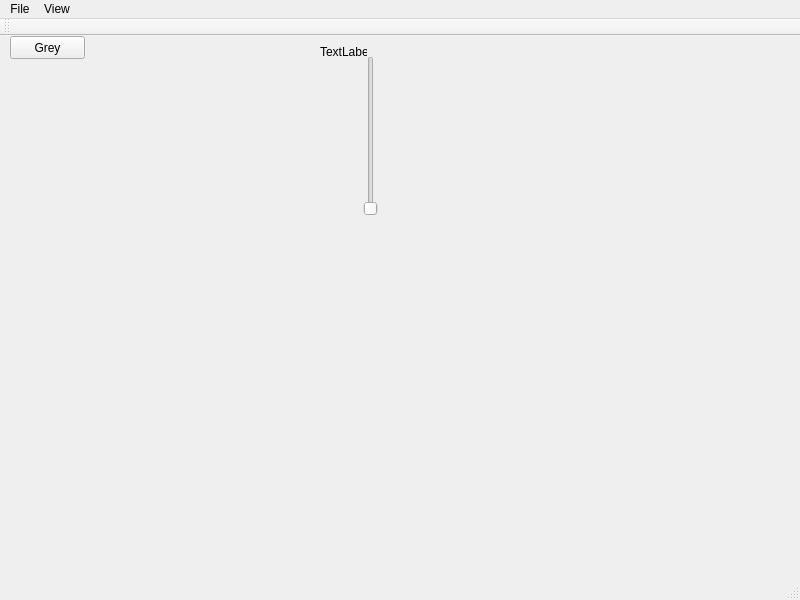
Above: mainwindow.ui from WesleyCh3n/Photo-Editor before the change. Below: the same form after it.
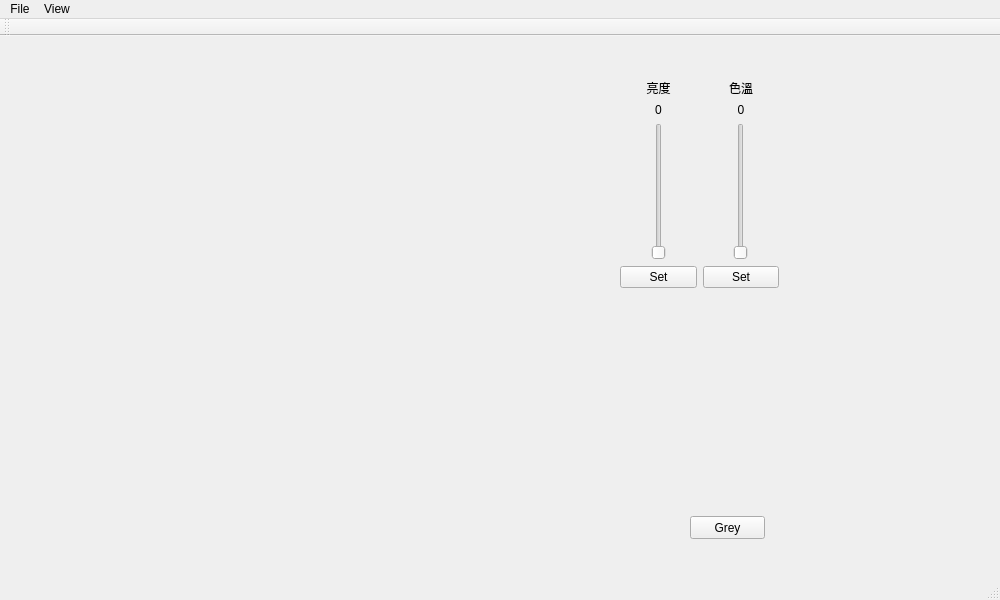
That is the form after the change.

```diff
--- a/mainwindow.ui
+++ b/mainwindow.ui
@@ -6,7 +6,7 @@
    <rect>
     <x>0</x>
     <y>0</y>
-    <width>800</width>
+    <width>1000</width>
     <height>600</height>
    </rect>
   </property>
@@ -17,47 +17,21 @@
    <widget class="QLabel" name="label">
     <property name="geometry">
      <rect>
-      <x>20</x>
-      <y>30</y>
-      <width>361</width>
-      <height>231</height>
-     </rect>
-    </property>
-    <property name="text">
-     <string/>
-    </property>
-   </widget>
-   <widget class="QSlider" name="verticalSlider">
-    <property name="geometry">
-     <rect>
-      <x>360</x>
+      <x>10</x>
       <y>20</y>
-      <width>22</width>
-      <height>160</height>
-     </rect>
-    </property>
-    <property name="orientation">
-     <enum>Qt::Vertical</enum>
-    </property>
-   </widget>
-   <widget class="QLabel" name="sliderlabel">
-    <property name="geometry">
-     <rect>
-      <x>320</x>
-      <y>10</y>
-      <width>47</width>
-      <height>12</height>
+      <width>700</width>
+      <height>550</height>
      </rect>
     </property>
     <property name="text">
-     <string>TextLabel</string>
+     <string/>
     </property>
    </widget>
    <widget class="QPushButton" name="greybtn">
     <property name="geometry">
      <rect>
-      <x>10</x>
-      <y>0</y>
+      <x>690</x>
+      <y>480</y>
       <width>75</width>
       <height>23</height>
      </rect>
@@ -66,13 +40,139 @@
      <string>Grey</string>
     </property>
    </widget>
+   <widget class="QWidget" name="horizontalLayoutWidget">
+    <property name="geometry">
+     <rect>
+      <x>609</x>
+      <y>32</y>
+      <width>181</width>
+      <height>231</height>
+     </rect>
+    </property>
+    <layout class="QHBoxLayout" name="horizontalLayout">
+     <item>
+      <layout class="QVBoxLayout" name="verticalLayout_2">
+       <item>
+        <widget class="QLabel" name="txtlabel_brightness">
+         <property name="sizePolicy">
+          <sizepolicy hsizetype="Minimum" vsizetype="Preferred">
+           <horstretch>0</horstretch>
+           <verstretch>0</verstretch>
+          </sizepolicy>
+         </property>
+         <property name="text">
+          <string>亮度</string>
+         </property>
+         <property name="alignment">
+          <set>Qt::AlignCenter</set>
+         </property>
+        </widget>
+       </item>
+       <item>
+        <widget class="QLabel" name="sliderlabel">
+         <property name="sizePolicy">
+          <sizepolicy hsizetype="Minimum" vsizetype="Preferred">
+           <horstretch>0</horstretch>
+           <verstretch>0</verstretch>
+          </sizepolicy>
+         </property>
+         <property name="text">
+          <string>0</string>
+         </property>
+         <property name="alignment">
+          <set>Qt::AlignCenter</set>
+         </property>
+        </widget>
+       </item>
+       <item>
+        <layout class="QHBoxLayout" name="horizontalLayout_2">
+         <item>
+          <widget class="QSlider" name="BrightnessSlider">
+           <property name="sizePolicy">
+            <sizepolicy hsizetype="Fixed" vsizetype="MinimumExpanding">
+             <horstretch>0</horstretch>
+             <verstretch>0</verstretch>
+            </sizepolicy>
+           </property>
+           <property name="orientation">
+            <enum>Qt::Vertical</enum>
+           </property>
+          </widget>
+         </item>
+        </layout>
+       </item>
+       <item>
+        <widget class="QPushButton" name="brightnessset_btn">
+         <property name="sizePolicy">
+          <sizepolicy hsizetype="Maximum" vsizetype="Fixed">
+           <horstretch>0</horstretch>
+           <verstretch>0</verstretch>
+          </sizepolicy>
+         </property>
+         <property name="text">
+          <string>Set</string>
+         </property>
+        </widget>
+       </item>
+      </layout>
+     </item>
+     <item>
+      <layout class="QVBoxLayout" name="verticalLayout">
+       <item>
+        <widget class="QLabel" name="txtlabel_temperature">
+         <property name="text">
+          <string>色溫</string>
+         </property>
+         <property name="alignment">
+          <set>Qt::AlignCenter</set>
+         </property>
+        </widget>
+       </item>
+       <item>
+        <widget class="QLabel" name="sliderlabel_T">
+         <property name="text">
+          <string>0</string>
+         </property>
+         <property name="alignment">
+          <set>Qt::AlignCenter</set>
+         </property>
+        </widget>
+       </item>
+       <item>
+        <layout class="QHBoxLayout" name="horizontalLayout_3">
+         <item>
+          <widget class="QSlider" name="verticalSlider">
+           <property name="orientation">
+            <enum>Qt::Vertical</enum>
+           </property>
+          </widget>
+         </item>
+        </layout>
+       </item>
+       <item>
+        <widget class="QPushButton" name="pushButton">
+         <property name="sizePolicy">
+          <sizepolicy hsizetype="Maximum" vsizetype="Fixed">
+           <horstretch>0</horstretch>
+           <verstretch>0</verstretch>
+          </sizepolicy>
+         </property>
+         <property name="text">
+          <string>Set</string>
+         </property>
+        </widget>
+       </item>
+      </layout>
+     </item>
+    </layout>
+   </widget>
   </widget>
   <widget class="QMenuBar" name="menuBar">
    <property name="geometry">
     <rect>
      <x>0</x>
      <y>0</y>
-     <width>800</width>
+     <width>1000</width>
      <height>21</height>
     </rect>
    </property>
```
Left out of the diff: 4 changed lines with no effect on the pictures.
